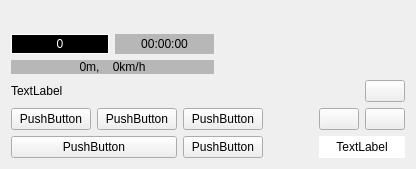
First picture: the form in EnforcementComponentWidget.ui, repository wruwami/TPCAM-M30, before the edit.
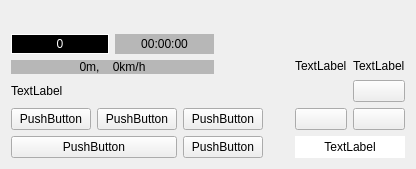
Second picture: the form after the edit. Custom widgets are drawn as their Qt base class.

```diff
--- a/EnforcementComponentWidget.ui
+++ b/EnforcementComponentWidget.ui
@@ -189,19 +189,41 @@
        </property>
       </widget>
      </item>
+     <item row="2" column="0">
+      <widget class="CustomLabel" name="thumbnailLabel">
+       <property name="text">
+        <string>TextLabel</string>
+       </property>
+      </widget>
+     </item>
      <item row="1" column="2">
+      <layout class="QVBoxLayout" name="verticalLayout">
+       <item>
       <widget class="CustomLabel" name="speedLabel">
        <property name="text">
         <string/>
        </property>
       </widget>
      </item>
-     <item row="2" column="0">
-      <widget class="CustomLabel" name="thumbnailLabel">
+       <item>
+        <layout class="QHBoxLayout" name="horizontalLayout">
+         <item>
+          <widget class="QLabel" name="recIconLabel">
        <property name="text">
         <string>TextLabel</string>
        </property>
       </widget>
+         </item>
+         <item>
+          <widget class="CustomLabel" name="recLabel">
+           <property name="text">
+            <string>TextLabel</string>
+           </property>
+          </widget>
+         </item>
+        </layout>
+       </item>
+      </layout>
      </item>
     </layout>
    </item>
```
Lines whose indentation alone changed are shown as unchanged.
